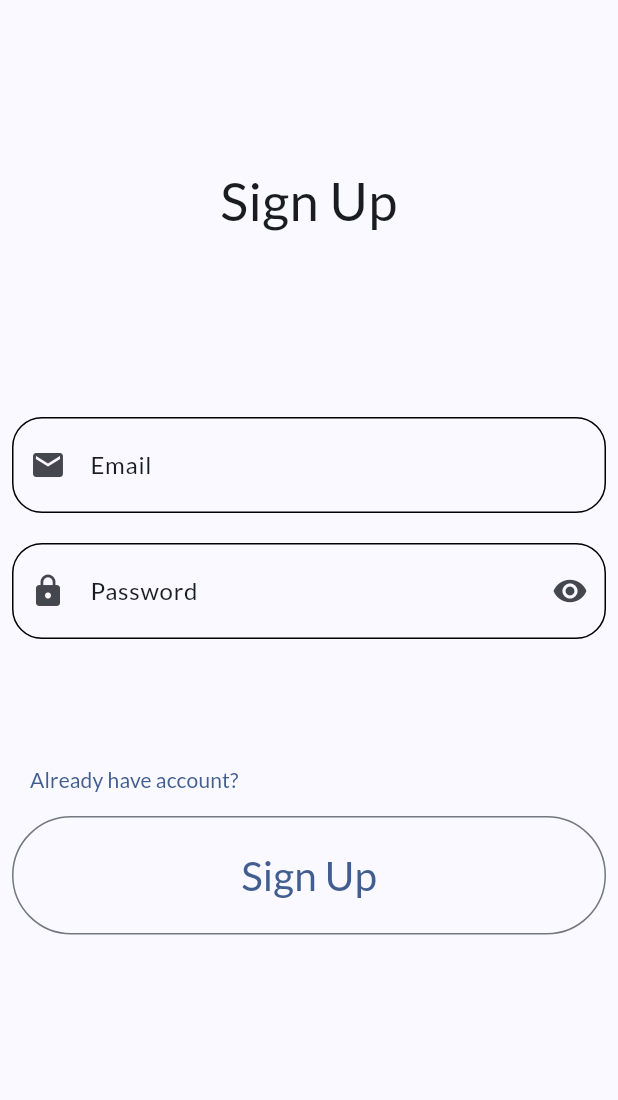
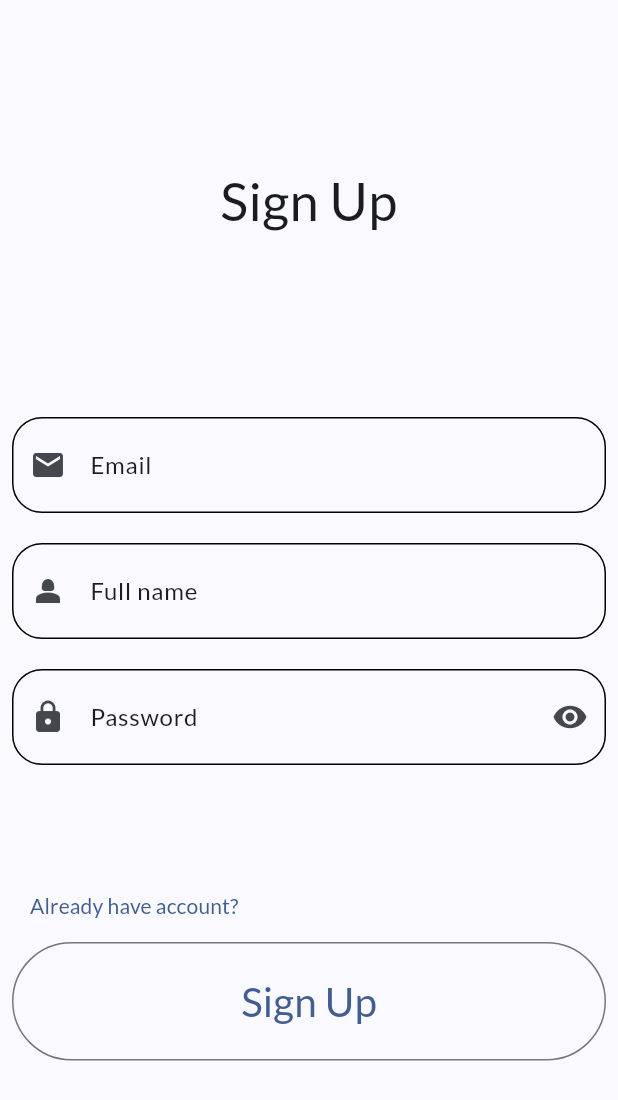
Before and after one commit to RH203/chat-app, a Flutter app: the SignUpPage screen opened by its route, on a phone screen of 412 x 824 dp. Shown: the top 1100 px of the screen. Run offline on Flutter 3.47's test engine with Material 3 defaults, Android fonts, the phone set to English and light mode, and no system bars; our stand-ins replace firebase_auth, firebase_core, get_it, go_router, google_fonts, image_picker and 1 more; accounts and stored records are empty; generated files the repository leaves out were written again.

Commit message:
refactor: Initialize and dispose text controllers in SignUpPage
This commit refactors the SignUpPage by initializing and disposing the text controllers for email, fullname, and password fields. The text controllers are now lazily initialized in the `initState` method and disposed in the `dispose` method to prevent memory leaks.

Recent user commits:
- chore: Update main.dart to use async main function
- add image splash screen
- chore: Add background color resource in colors.xml
- add image for splash screen
- chore: Update launch_background.xml to use custom splash screen image
- chore: Update launch_background.xml to use custom splash screen image
- chore: Update AndroidManifest.xml to use custom splash screen icon
- delete default image splash screen and icon app
- feat: Add profile screen with image picker for user profiles
- chore: Update homepage to handle auth state changes properly

```diff
--- a/lib/src/auth_page/presentation/sign_up_page.dart
+++ b/lib/src/auth_page/presentation/sign_up_page.dart
@@ -16,8 +16,25 @@ class SignUpPage extends StatefulWidget {
 
 class _SignUpPageState extends State<SignUpPage> {
   final GlobalKey<FormState> _formKey = GlobalKey<FormState>();
-  final TextEditingController _emailController = TextEditingController();
-  final TextEditingController _passwordController = TextEditingController();
+  late TextEditingController _emailController;
+  late TextEditingController _fullnameController;
+  late TextEditingController _passwordController;
+
+  @override
+  void initState() {
+    // TODO: implement initState
+    super.initState();
+    _emailController = TextEditingController();
+    _fullnameController = TextEditingController();
+    _passwordController = TextEditingController();
+  }
+
+  @override
+  void dispose() {
+    _emailController.dispose();
+    _passwordController.dispose();
+    super.dispose();
+  }
 
   void _onSubmit() async {
     if (!_formKey.currentState!.validate()) {
@@ -35,11 +52,18 @@ class _SignUpPageState extends State<SignUpPage> {
     );
 
     try {
-      final _signUp =
+      UserCredential _signUp =
           await getIt<FirebaseAuth>().createUserWithEmailAndPassword(
         email: _emailController.text,
         password: _passwordController.text,
       );
+
+      User? user = _signUp.user;
+
+      if (user != null) {
+        await user.updateDisplayName(_fullnameController.text);
+        await user.reload();
+      }
 
       if (mounted) context.go('/chat-screen');
     } on FirebaseAuthException catch (message) {
@@ -57,7 +81,7 @@ class _SignUpPageState extends State<SignUpPage> {
     } catch (message) {
       AppLogger.error(message);
     } finally {
-      if (mounted) Navigator.of(context).pop();
+      if (mounted) context.pop();
     }
   }
 
@@ -78,13 +102,6 @@ class _SignUpPageState extends State<SignUpPage> {
         );
       },
     );
-  }
-
-  @override
-  void dispose() {
-    _emailController.dispose();
-    _passwordController.dispose();
-    super.dispose();
   }
 
   @override
@@ -123,6 +140,18 @@ class _SignUpPageState extends State<SignUpPage> {
                 height: 20,
               ),
               CustomTextField(
+                controller: _fullnameController,
+                hintText: "Your name",
+                label: "Full name",
+                prefixIcon: const Icon(Icons.person_2),
+                validator: getIt<HelperValidator>().validateUsername,
+                keyboardType: TextInputType.text,
+                autoCorrect: false,
+              ),
+              const SizedBox(
+                height: 20,
+              ),
+              CustomTextField(
                 controller: _passwordController,
                 hintText: "example123",
                 label: "Password",
```
